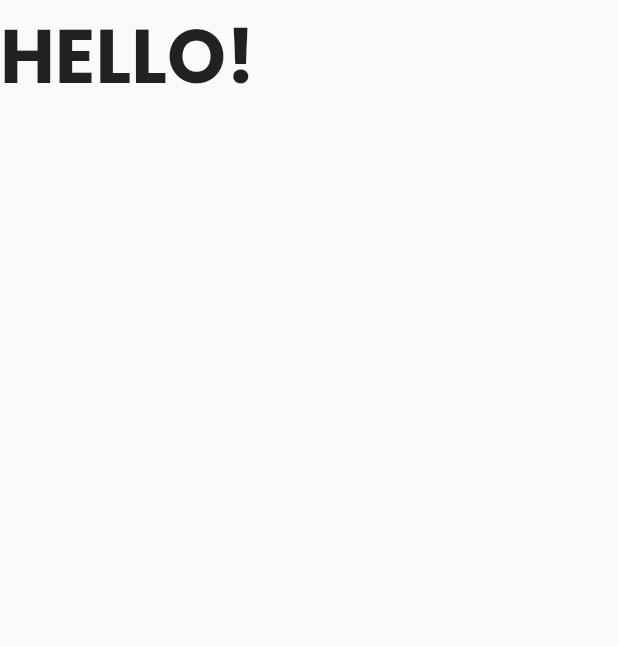
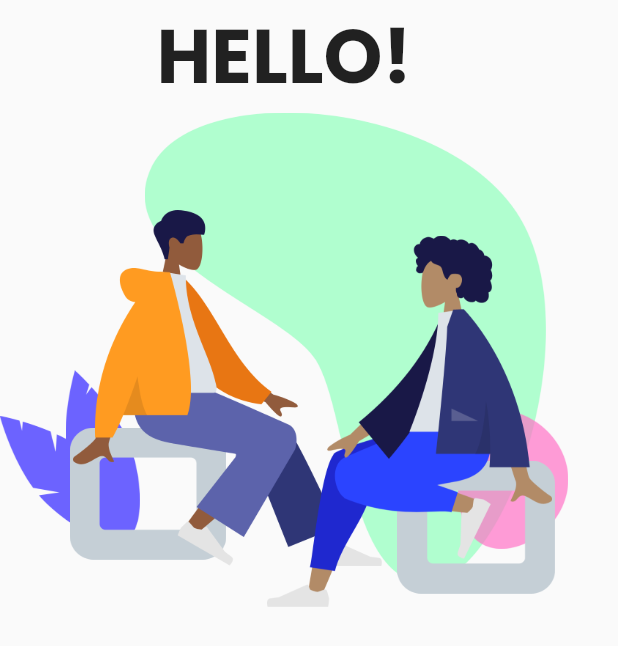
Before and after one commit to AbhiCh616/tutor_finder_flutter, a Flutter app: the screen it shows after launch, on a phone screen of 412 x 824 dp. Shown: the top 646 px of the screen. Run offline on Flutter 3.47's test engine with Material 2 defaults, Android fonts, the phone set to English and light mode, and no system bars; our stand-ins replace simple_animations, supercharged.

Commit message:
Illustration added to Boot Screen

```diff
--- a/lib/animations/fade_position_animation.dart
+++ b/lib/animations/fade_position_animation.dart
@@ -25,9 +25,9 @@ class FadePositionAnimation extends StatelessWidget {
     final _tween = MultiTween<AniProps>()
       ..add(AniProps.opacity, startOpacity.tweenTo(finalOpacity),
           500.milliseconds)
-      ..add(AniProps.translateX, startX.tweenTo(0.0), 500.milliseconds,
+      ..add(AniProps.translateX, (startX).tweenTo(0.0), 500.milliseconds,
           Curves.easeOut)
-      ..add(AniProps.translateY, startY.tweenTo(0.0), 500.milliseconds,
+      ..add(AniProps.translateY, (startY).tweenTo(0.0), 500.milliseconds,
           Curves.easeOut);
 
     return PlayAnimation<MultiTweenValues<AniProps>>(
@@ -42,6 +42,7 @@ class FadePositionAnimation extends StatelessWidget {
             value.get(AniProps.translateX),
             value.get(AniProps.translateY),
           ),
+          child: child,
         ),
       ),
     );
--- a/lib/components/authentication/screens/boot.dart
+++ b/lib/components/authentication/screens/boot.dart
@@ -1,4 +1,6 @@
 import 'package:flutter/material.dart';
+import 'package:tutor_finder_flutter/animations/fade_position_animation.dart';
+import 'package:tutor_finder_flutter/components/authentication/illustrations/two_people_seating_illustration.dart';
 
 class BootScreen extends StatelessWidget {
   @override
@@ -13,6 +15,18 @@ class BootScreen extends StatelessWidget {
               fontWeight: FontWeight.bold,
             ),
           ),
+          SizedBox(
+            width: (MediaQuery.of(context).size.height / 2.5) * 1.149395,
+            height: MediaQuery.of(context).size.height / 2.5,
+            child: LayoutBuilder(
+              builder: (context, constraints) {
+                return TwoPeopleSeatingIllustration(
+                  height: constraints.maxHeight,
+                  width: constraints.maxWidth,
+                );
+              },
+            ),
+          ),
         ],
       ),
     );
```
Also changed, not shown: pubspec.yaml (+3 -4 lines).
